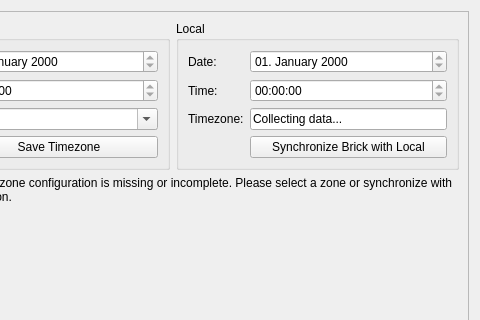
This is src/brickv/plugin_system/plugins/red/ui/red_tab_settings_datetime.ui in Tinkerforge/brickv as Qt 5 draws it before an edit; both pictures show x 135 to 615 and y 0 to 320 of the 615 by 440 pixel window. The edited form follows.
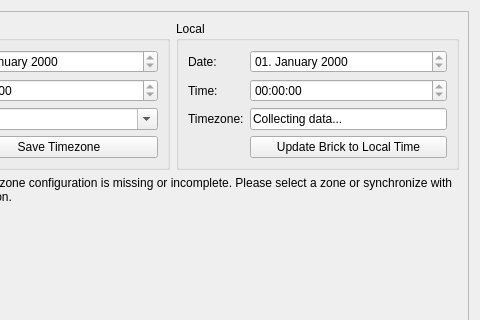
This is the edited form.

Commit message: red: Clarify time sync button text.

What changed in the file:
```diff
--- a/src/brickv/plugin_system/plugins/red/ui/red_tab_settings_datetime.ui
+++ b/src/brickv/plugin_system/plugins/red/ui/red_tab_settings_datetime.ui
@@ -220,7 +220,7 @@
                 <item row="3" column="1">
                  <widget class="QPushButton" name="time_sync_button">
                   <property name="text">
-                   <string>Synchronize Brick with Local</string>
+                   <string>Update Brick to Local Time</string>
                   </property>
                  </widget>
                 </item>
```
